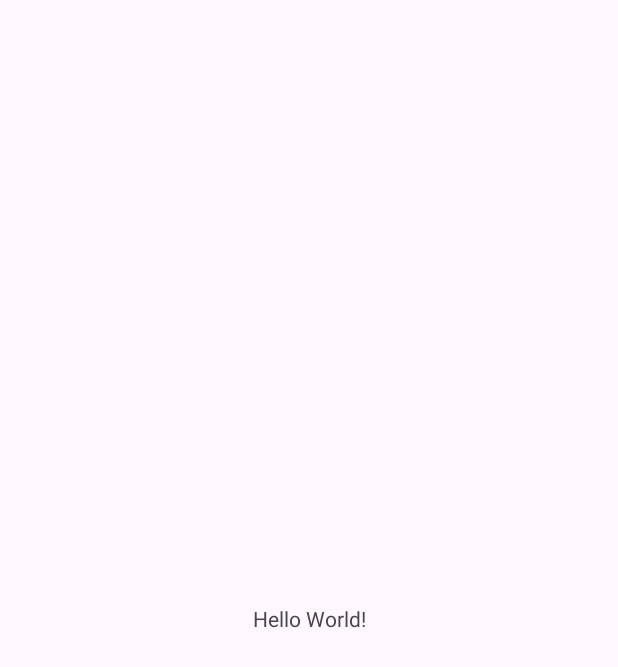
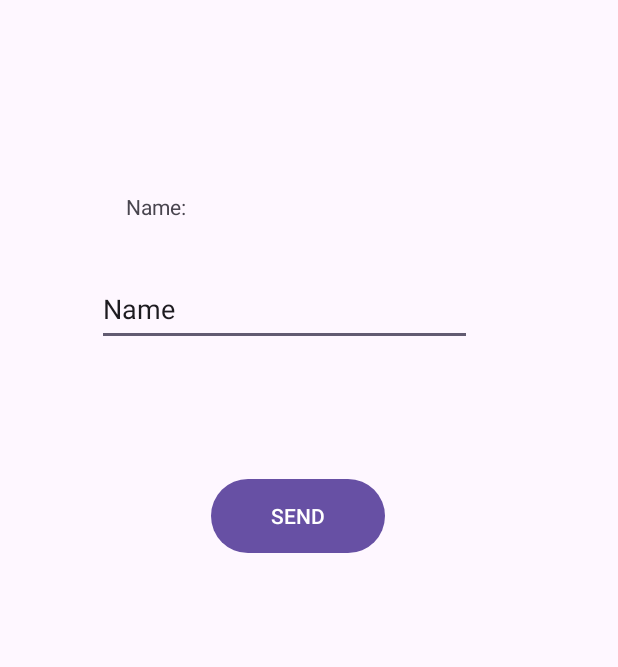
Before and after one commit to NguyenTanDat1105/BTAndroid65CLC, an Android app: the screen it shows after launch (MainActivity), on a phone screen of 412 x 824 dp. Before the commit the part shown is almost empty. Shown: the top 667 px of the screen. Run offline under Robolectric (Android 15) with nearby library versions, the phone set to English and light mode, and no system bars.

Commit message:
ViDuIntent hoàn thiện

```diff
--- a/ViDuIntent/app/src/main/AndroidManifest.xml
+++ b/ViDuIntent/app/src/main/AndroidManifest.xml
@@ -12,6 +12,9 @@
         android:supportsRtl="true"
         android:theme="@style/Theme.ViDuIntent">
         <activity
+            android:name=".SecondActivity"
+            android:exported="false" />
+        <activity
             android:name=".MainActivity"
             android:exported="true">
             <intent-filter>
--- a/ViDuIntent/app/src/main/java/clc65/nguyentandat/viduintent/MainActivity.java
+++ b/ViDuIntent/app/src/main/java/clc65/nguyentandat/viduintent/MainActivity.java
@@ -1,6 +1,10 @@
 package clc65.nguyentandat.viduintent;
 
+import android.content.Intent;
 import android.os.Bundle;
+import android.view.View;
+import android.widget.Button;
+import android.widget.EditText;
 
 import androidx.activity.EdgeToEdge;
 import androidx.appcompat.app.AppCompatActivity;
@@ -13,12 +17,25 @@ public class MainActivity extends AppCompatActivity {
     @Override
     protected void onCreate(Bundle savedInstanceState) {
         super.onCreate(savedInstanceState);
-        EdgeToEdge.enable(this);
         setContentView(R.layout.activity_main);
-        ViewCompat.setOnApplyWindowInsetsListener(findViewById(R.id.main), (v, insets) -> {
-            Insets systemBars = insets.getInsets(WindowInsetsCompat.Type.systemBars());
-            v.setPadding(systemBars.left, systemBars.top, systemBars.right, systemBars.bottom);
-            return insets;
+
+        Button nutSend =  findViewById(R.id.btnSend);
+        nutSend.setOnClickListener(new View.OnClickListener() {
+            @Override
+            public void onClick(View v) {
+                // Code chuyển màn hình
+                // 1. Tạo Intent
+                Intent iChuyen = new Intent(MainActivity.this,SecondActivity.class);
+                // 2. Lấy dữ liệu vào iSend
+                    // 2.1. Lấy dữ liệu
+                    EditText edtHoTen =  findViewById(R.id.edtName);
+                    String data = edtHoTen.getText().toString();
+                    // 2.2. Gửi vào iSend, dùng putExtra(key/name, value)
+                    iChuyen.putExtra("ht", data);
+                    iChuyen.putExtra("copyright", "MCT");
+                // 3. Kích hoạt màn hình 2
+                startActivity(iChuyen);
+            }
         });
     }
 }
--- a/ViDuIntent/app/src/main/res/layout/activity_main.xml
+++ b/ViDuIntent/app/src/main/res/layout/activity_main.xml
@@ -8,12 +8,47 @@
     tools:context=".MainActivity">
 
     <TextView
+        android:id="@+id/tvName"
         android:layout_width="wrap_content"
         android:layout_height="wrap_content"
-        android:text="Hello World!"
+        android:layout_marginStart="84dp"
+        android:layout_marginTop="110dp"
+        android:layout_marginEnd="269dp"
+        android:layout_marginBottom="8dp"
+        android:text="Name:"
+        app:layout_constraintBottom_toTopOf="@+id/edtName"
+        app:layout_constraintEnd_toEndOf="parent"
+        app:layout_constraintHorizontal_bias="0.0"
+        app:layout_constraintStart_toStartOf="parent"
+        app:layout_constraintTop_toTopOf="parent" />
+
+    <EditText
+        android:id="@+id/edtName"
+        android:layout_width="250dp"
+        android:layout_height="49dp"
+        android:layout_marginStart="84dp"
+        android:layout_marginTop="8dp"
+        android:layout_marginEnd="117dp"
+        android:layout_marginBottom="63dp"
+        android:ems="10"
+        android:inputType="text"
+        android:text="Name"
+        app:layout_constraintBottom_toTopOf="@+id/btnSend"
+        app:layout_constraintEnd_toEndOf="parent"
+        app:layout_constraintStart_toStartOf="parent"
+        app:layout_constraintTop_toBottomOf="@+id/tvName" />
+
+    <Button
+        android:id="@+id/btnSend"
+        android:layout_width="116dp"
+        android:layout_height="57dp"
+        android:layout_marginStart="153dp"
+        android:layout_marginTop="3dp"
+        android:layout_marginEnd="168dp"
+        android:layout_marginBottom="433dp"
+        android:text="SEND"
         app:layout_constraintBottom_toBottomOf="parent"
         app:layout_constraintEnd_toEndOf="parent"
         app:layout_constraintStart_toStartOf="parent"
-        app:layout_constraintTop_toTopOf="parent" />
-
+        app:layout_constraintTop_toBottomOf="@+id/edtName" />
 </androidx.constraintlayout.widget.ConstraintLayout>
```
Also changed, not shown: ViDuIntent/app/src/main/java/clc65/nguyentandat/viduintent/SecondActivity.java (added, +19 -0 lines), ViDuIntent/app/src/main/res/layout/activity_second.xml (added, +10 -0 lines).
